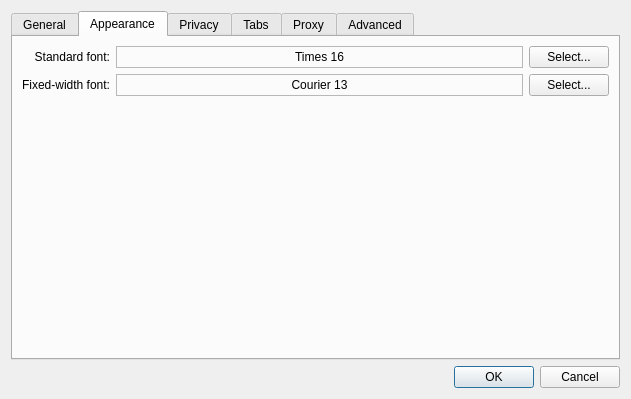
EndorphinBrowser/browser, file src/settings.ui: the form before one commit.
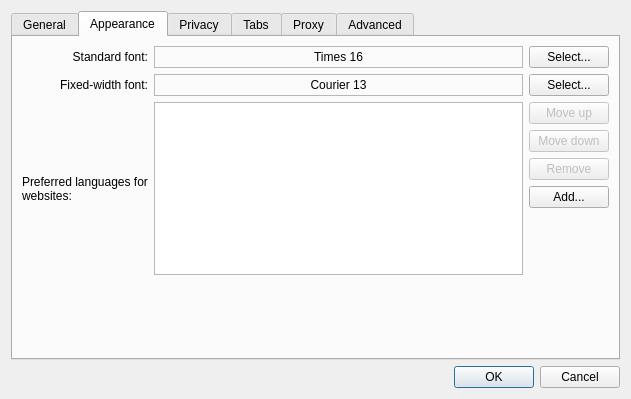
The form after the commit. The open tabs and pages were chosen to show the change.

Commit message: Fix Issue 74: Support preferred web content language

Diff of the .ui file:
```diff
--- a/src/settings.ui
+++ b/src/settings.ui
@@ -272,7 +272,7 @@
          </property>
         </widget>
        </item>
-       <item row="2" column="1">
+       <item row="5" column="1">
         <spacer name="verticalSpacer">
          <property name="orientation">
           <enum>Qt::Vertical</enum>
@@ -285,6 +285,73 @@
          </property>
         </spacer>
        </item>
+       <item row="3" column="0">
+        <widget class="QLabel" name="label_15">
+         <property name="text">
+          <string>Preferred languages for websites: </string>
+         </property>
+         <property name="wordWrap">
+          <bool>true</bool>
+         </property>
+        </widget>
+       </item>
+       <item row="3" column="2">
+        <layout class="QVBoxLayout" name="verticalLayout_6">
+         <item>
+          <widget class="QPushButton" name="websiteLanguageMoveUpButton">
+           <property name="enabled">
+            <bool>false</bool>
+           </property>
+           <property name="text">
+            <string>Move up</string>
+           </property>
+          </widget>
+         </item>
+         <item>
+          <widget class="QPushButton" name="websiteLanguageMoveDownButton">
+           <property name="enabled">
+            <bool>false</bool>
+           </property>
+           <property name="text">
+            <string>Move down</string>
+           </property>
+          </widget>
+         </item>
+         <item>
+          <widget class="QPushButton" name="websiteLanguageRemoveButton">
+           <property name="enabled">
+            <bool>false</bool>
+           </property>
+           <property name="text">
+            <string>Remove</string>
+           </property>
+          </widget>
+         </item>
+         <item>
+          <widget class="QPushButton" name="websiteLanguageAddButton">
+           <property name="text">
+            <string>Add...</string>
+           </property>
+          </widget>
+         </item>
+         <item>
+          <spacer name="verticalSpacer_5">
+           <property name="orientation">
+            <enum>Qt::Vertical</enum>
+           </property>
+           <property name="sizeHint" stdset="0">
+            <size>
+             <width>20</width>
+             <height>40</height>
+            </size>
+           </property>
+          </spacer>
+         </item>
+        </layout>
+       </item>
+       <item row="3" column="1">
+        <widget class="QListWidget" name="websiteLanguageListWidget" />
+       </item>
       </layout>
      </widget>
      <widget class="QWidget" name="tab_2">
```
Left out of the diff: 7 changed lines with no effect on the pictures. The commit also changes 4 other files.
